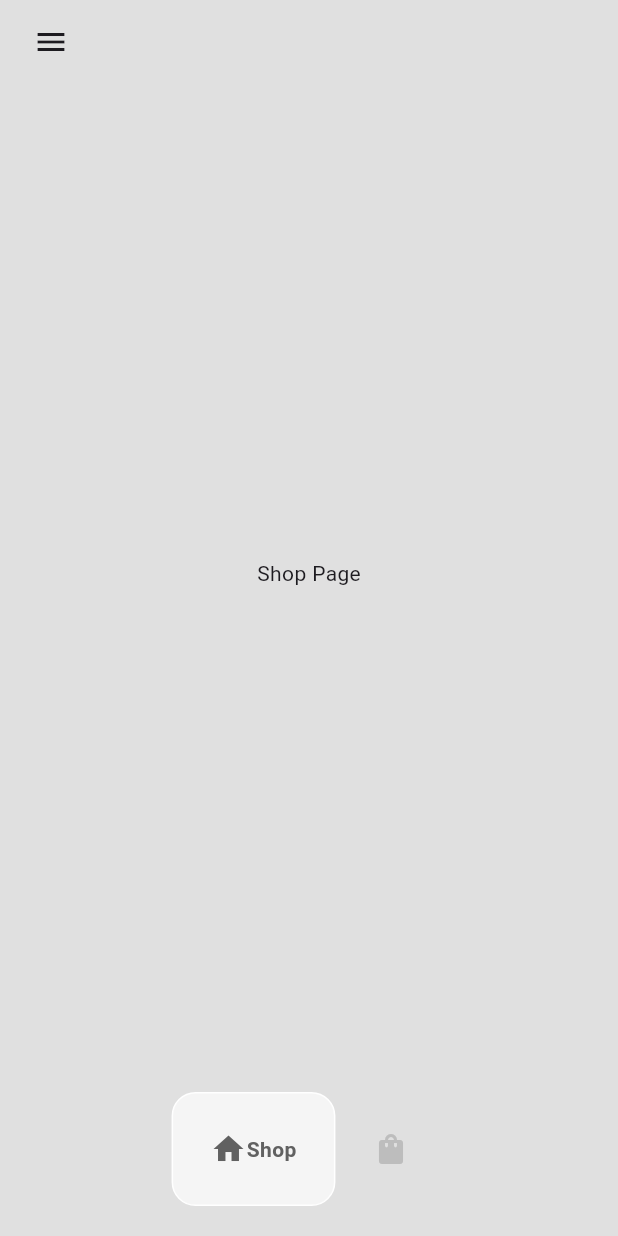
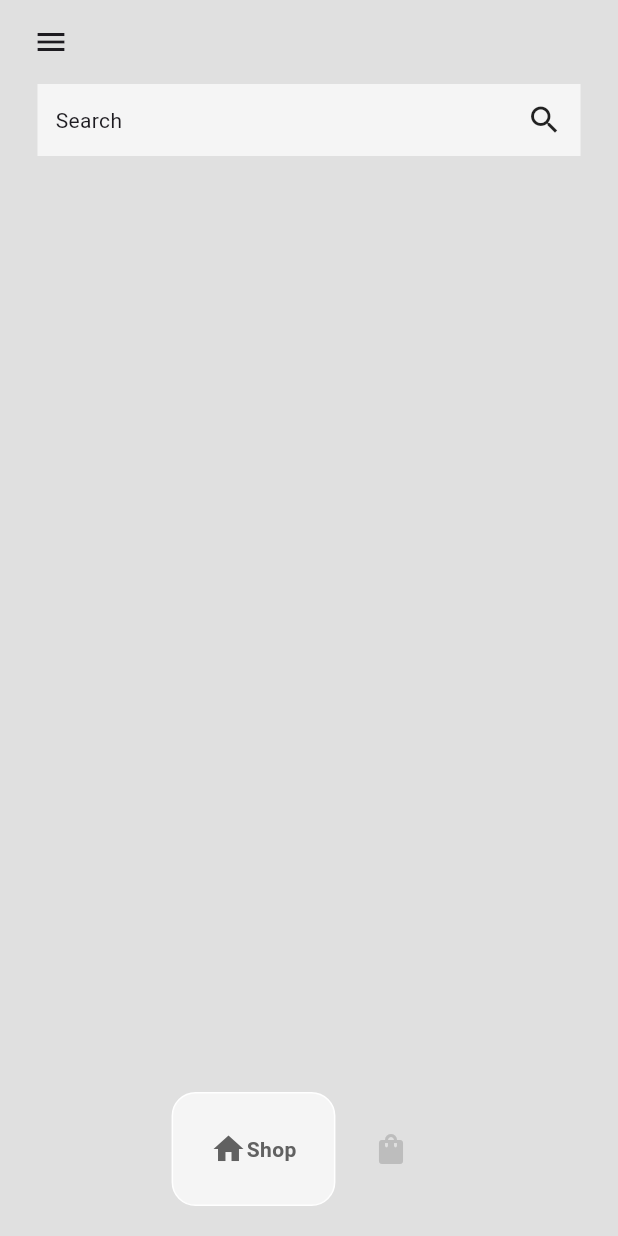
Before and after one commit to Yogesh-169/NikeUiFlutter, a Flutter app: the Homepage screen opened directly, on a phone screen of 412 x 824 dp. Run offline on Flutter 3.47's test engine with Material 3 defaults, Android fonts, the phone set to English and light mode, and no system bars; drawn by our look-alikes of google_nav_bar.

Commit message:
Adding Search Bar

```diff
--- a/lib/pages/ShopPage.dart
+++ b/lib/pages/ShopPage.dart
@@ -10,7 +10,23 @@ class ShopPage extends StatefulWidget {
 class _ShopPageState extends State<ShopPage> {
   @override
   Widget build(BuildContext context) {
-    return Center(
-        child: Text("Shop Page"),);
+    return Column(
+      children: [
+        Container(
+          padding:EdgeInsets.all(12),
+          margin: EdgeInsets.symmetric(horizontal: 25),
+          decoration: BoxDecoration(
+            color: Colors.grey[100],
+          ),
+          child: Row(
+            mainAxisAlignment: MainAxisAlignment.spaceBetween,
+            children: [
+              Text('Search'),
+              Icon(Icons.search),
+            ],
+          ),
+        )
+      ],
+    );
   }
 }
```
